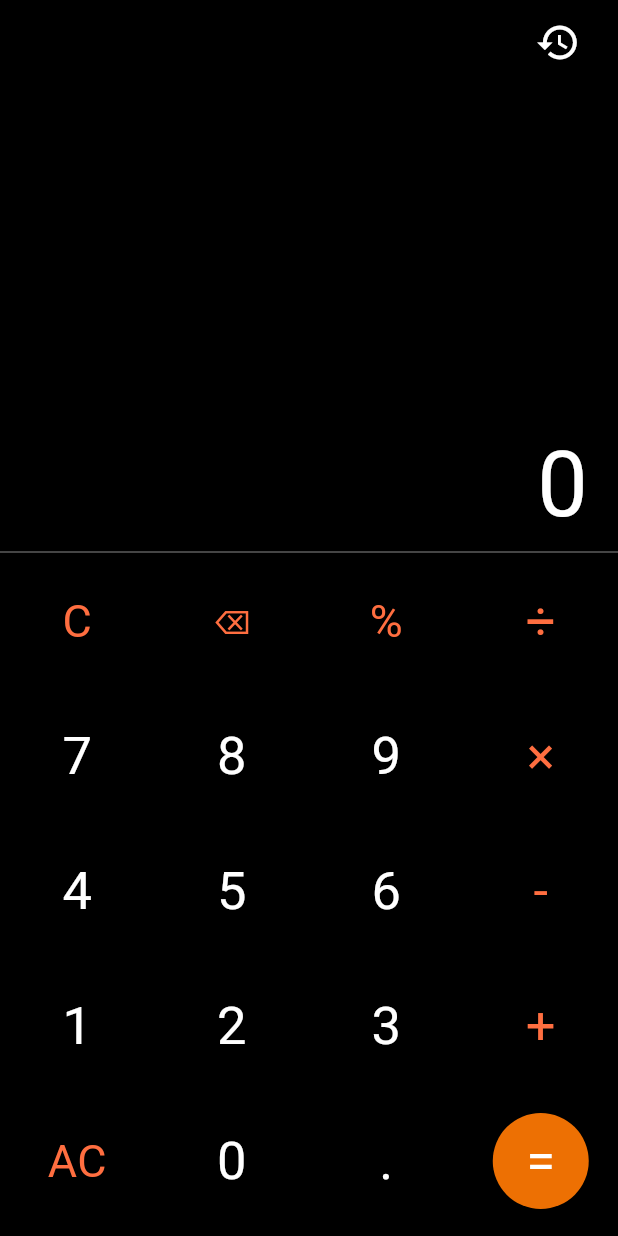
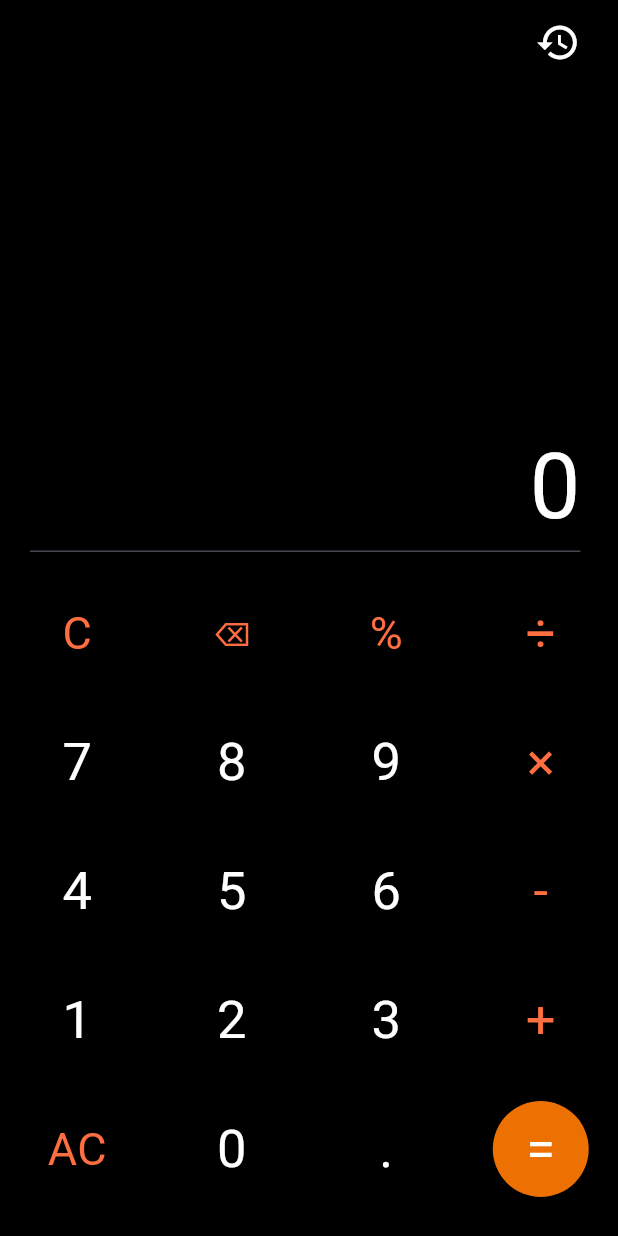
Before and after one commit to FahadAhmed08/Calculator_app, a Flutter app: the screen it shows after launch, on a phone screen of 412 x 824 dp. Run offline on Flutter 3.47's test engine with Material 3 defaults, Android fonts, the phone set to English and light mode, and no system bars; our stand-ins replace math_expressions, shared_preferences.

Commit message:
CalcuLator App Of Fahad

```diff
--- a/lib/screens/calculator_screen.dart
+++ b/lib/screens/calculator_screen.dart
@@ -5,12 +5,26 @@ import 'package:calculator_3/widgets/button.dart';
 import 'package:flutter/material.dart';
 import 'package:provider/provider.dart';
 
-class CalculatorScreen extends StatelessWidget {
+class CalculatorScreen extends StatefulWidget {
   const CalculatorScreen({super.key});
+
+  @override
+  _CalculatorScreenState createState() => _CalculatorScreenState();
+}
+
+class _CalculatorScreenState extends State<CalculatorScreen> {
+  bool isCalculatorHidden = false;
+
+  void _toggleCalculator(bool hide) {
+    setState(() {
+      isCalculatorHidden = hide;
+    });
+  }
 
   @override
   Widget build(BuildContext context) {
     final calculatorProvider = Provider.of<CalculatorProvider>(context);
+    final historyProvider = Provider.of<HistoryProvider>(context);
     final screenWidth = MediaQuery.of(context).size.width;
     final isSmallScreen = screenWidth < 400;
 
@@ -40,80 +54,78 @@ class CalculatorScreen extends StatelessWidget {
         ),
       ),
       backgroundColor: Colors.black,
-      body: Column(
-        crossAxisAlignment: CrossAxisAlignment.end,
+      body: GestureDetector(
+        behavior: HitTestBehavior.translucent, // Ensure all areas detect touch
+        onVerticalDragUpdate: (details) {
+          if (details.primaryDelta! > 10) {
+            _toggleCalculator(true);
+          } else if (details.primaryDelta! < -10) {
+            _toggleCalculator(false);
+          }
+        },
+        child: Column(
           children: [
-          if (calculatorProvider.history.isNotEmpty)
             Expanded(
               flex: 2,
               child: Padding(
-                padding: const EdgeInsets.only(right: 20),
-                child: ListView.builder(
+                padding: const EdgeInsets.only(right: 10),
+                child: Column(
+                  crossAxisAlignment: CrossAxisAlignment.end,
+                  children: [
+                    Expanded(
+                      child: ListView(
                         reverse: true,
-                  itemCount: calculatorProvider.history.length,
-                  itemBuilder: (context, index) {
-                    final item = calculatorProvider.history[index];
-                    return ListTile(
-                      contentPadding: const EdgeInsets.all(0.0),
-                      title: Column(
-                        mainAxisAlignment: MainAxisAlignment.end,
+                        children: calculatorProvider.history.reversed
+                            .map(
+                              (item) => Padding(
+                                padding: const EdgeInsets.only(
+                                    right: 15, bottom: 15),
+                                child: Column(
                                   crossAxisAlignment: CrossAxisAlignment.end,
                                   children: [
                                     Text(
                                       item['expression']!,
                                       style: TextStyle(
                                           color: Colors.white,
-                              fontSize: isSmallScreen ? 18 : 22,
+                                          fontSize: isSmallScreen ? 18 : 22),
+                                    ),
+                                    Text(
+                                      '=${item['result']!}',
+                                      style: TextStyle(
+                                          color: Colors.white,
+                                          fontSize: isSmallScreen ? 18 : 22),
+                                    ),
+                                    const SizedBox(height: 5),
+                                  ],
                                 ),
                               ),
-                          Text(
-                            '=${item['result']}',
-                            style: TextStyle(
-                              color: Colors.white,
-                              fontSize: isSmallScreen ? 18 : 22,
+                            )
+                            .toList(),
                       ),
                     ),
-                        ],
-                      ),
-                    );
-                  },
-                ),
-              ),
-            ),
-          Expanded(
-            flex: 5,
+                    const SizedBox(height: 20),
+                    Padding(
+                      padding: const EdgeInsets.only(right: 15),
                       child: Column(
-              mainAxisAlignment: MainAxisAlignment.end,
-              crossAxisAlignment: CrossAxisAlignment.end,
-              children: [
-                Column(
-                  // mainAxisAlignment: MainAxisAlignment.end,
                         crossAxisAlignment: CrossAxisAlignment.end,
                         children: [
                           if (calculatorProvider.expression.isNotEmpty)
                             Padding(
-                        padding: const EdgeInsets.only(
-                          right: 20,
-                        ),
+                              padding: const EdgeInsets.only(bottom: 5),
                               child: Text(
                                 calculatorProvider.expression,
                                 style: TextStyle(
                                   fontSize: calculatorProvider.isResultFinalized
                                       ? 30
-                                : calculatorProvider.expression.length <= 40
+                                      : calculatorProvider.expression.length <=
+                                              40
                                           ? (isSmallScreen ? 35 : 50)
                                           : (isSmallScreen ? 25 : 30),
                                   color: Colors.white,
-                            fontWeight: FontWeight.normal,
                                 ),
                               ),
                             ),
-                    Padding(
-                      padding: const EdgeInsets.only(
-                        // bottom: 5,
-                        right: 20.0,
-                      ),
-                      child: Text(
+                          Text(
                             calculatorProvider.expression.isEmpty
                                 ? '0'
                                 : "=${calculatorProvider.result}",
@@ -124,30 +136,122 @@ class CalculatorScreen extends StatelessWidget {
                                       ? (isSmallScreen ? 40 : 50)
                                       : (isSmallScreen ? 30 : 35),
                               color: Colors.white,
-                          fontWeight: FontWeight.normal,
-                        ),
                             ),
                           ),
                         ],
                       ),
-                const Padding(
-                  padding: EdgeInsets.only(top: 0.0),
-                  child:
-                      Divider(height: 2, thickness: 0, color: Colors.white54),
                     ),
-                for (var row in _buildButtonRows(calculatorProvider,
-                    Provider.of<HistoryProvider>(context), isSmallScreen))
+                    const Divider(height: 0, endIndent: 15, indent: 20),
+                  ],
+                ),
+              ),
+            ),
+            AnimatedContainer(
+              duration: const Duration(milliseconds: 300),
+              curve: Curves.easeInOut,
+              height: isCalculatorHidden ? 0 : 456,
+              child: Column(
+                mainAxisAlignment: MainAxisAlignment.end,
+                children: [
+                  for (var row in _buildButtonRows(
+                      calculatorProvider, historyProvider, isSmallScreen))
                     SizedBox(
-                    height: 90,
+                      height: 86,
                       child: Row(
                         mainAxisAlignment: MainAxisAlignment.center,
                         children: row,
                       ),
                     ),
-                const SizedBox(
-                  height: 5,
-                )
+                  const SizedBox(height: 15),
                 ],
+              ),
+            ),
+          ],
+        ),
+      ),
+    );
+  }
+}
+
+class _HistoryItem extends StatelessWidget {
+  final String expression;
+  final String result;
+  final bool isSmallScreen;
+
+  const _HistoryItem({
+    required this.expression,
+    required this.result,
+    required this.isSmallScreen,
+  });
+
+  @override
+  Widget build(BuildContext context) {
+    return Padding(
+      padding: const EdgeInsets.only(right: 15, bottom: 15),
+      child: Column(
+        crossAxisAlignment: CrossAxisAlignment.end,
+        children: [
+          Text(
+            expression,
+            style: TextStyle(
+                color: Colors.white, fontSize: isSmallScreen ? 18 : 22),
+          ),
+          Text(
+            '=$result',
+            style: TextStyle(
+                color: Colors.white, fontSize: isSmallScreen ? 18 : 22),
+          ),
+          const SizedBox(height: 5),
+        ],
+      ),
+    );
+  }
+}
+
+class _ExpressionDisplay extends StatelessWidget {
+  final String expression;
+  final String result;
+  final bool isResultFinalized;
+  final bool isSmallScreen;
+
+  const _ExpressionDisplay({
+    required this.expression,
+    required this.result,
+    required this.isResultFinalized,
+    required this.isSmallScreen,
+  });
+
+  @override
+  Widget build(BuildContext context) {
+    return Padding(
+      padding: const EdgeInsets.only(right: 15),
+      child: Column(
+        crossAxisAlignment: CrossAxisAlignment.end,
+        children: [
+          if (expression.isNotEmpty)
+            Padding(
+              padding: const EdgeInsets.only(bottom: 5),
+              child: Text(
+                expression,
+                style: TextStyle(
+                  fontSize: isResultFinalized
+                      ? 30
+                      : expression.length <= 40
+                          ? (isSmallScreen ? 35 : 50)
+                          : (isSmallScreen ? 25 : 30),
+                  color: Colors.white,
+                ),
+              ),
+            ),
+          Text(
+            expression.isEmpty ? '0' : "=$result",
+            style: TextStyle(
+              fontSize: expression.isEmpty
+                  ? (isSmallScreen ? 50 : 60)
+                  : isResultFinalized
+                      ? (isSmallScreen ? 40 : 50)
+                      : (isSmallScreen ? 30 : 35),
+              color: Colors.white,
             ),
           ),
         ],
--- a/lib/screens/history_screen.dart
+++ b/lib/screens/history_screen.dart
@@ -102,7 +102,7 @@ class HistoryScreen extends StatelessWidget {
               color: Colors.white54,
               thickness: 0,
               height: 10,
-              indent: 5,
+              indent: 10,
               endIndent: 5,
             ),
             const SizedBox(
--- a/lib/widgets/button.dart
+++ b/lib/widgets/button.dart
@@ -1,72 +1,12 @@
-// import 'package:flutter/material.dart';
-
-// class CalculatorButton extends StatelessWidget {
-//   final String label;
-//   final VoidCallback onPressed;
-//   final bool isCircle;
-//   final Color? textColor; // Optional property for text color
-//   final double textSize; // Required property for text size
-//   final FontWeight fontWeight; // Optional property for font weight
-
-//   const CalculatorButton({
-//     Key? key,
-//     required this.label,
-//     required this.onPressed,
-//     this.isCircle = false,
-//     this.textColor,
-//     required this.textSize,
-//     this.fontWeight = FontWeight.w400, // Default value
-//   }) : super(key: key);
-
-//   @override
-//   Widget build(BuildContext context) {
-//     return Expanded(
-//       child: isCircle
-//           ? ElevatedButton(
-//               style: ElevatedButton.styleFrom(
-//                   shape: const CircleBorder(side: BorderSide(width: 130)),
-//                   padding: const EdgeInsets.all(3),
-//                   backgroundColor: Colors.orangeAccent),
-//               onPressed: onPressed,
-//               child: Text(
-//                 label,
-//                 style: TextStyle(
-//                   fontSize: textSize,
-//                   fontWeight: fontWeight, // Use provided or default fontWeight
-//                   color: textColor ?? Colors.white,
-//                 ),
-//               ),
-//             )
-//           : InkWell(
-//               onTap: onPressed,
-//               borderRadius: BorderRadius.circular(75),
-//               splashColor: Colors.white30,
-//               radius: 75,
-//               child: Center(
-//                 child: Text(
-//                   label,
-//                   style: TextStyle(
-//                     fontSize: textSize, // Use the required textSize
-//                     fontWeight:
-//                         fontWeight, // Use provided or default fontWeight
-//                     color: textColor ??
-//                         Colors.white, // Use custom or default color
-//                   ),
-//                 ),
-//               ),
-//             ),
-//     );
-//   }
-// }
 import 'package:flutter/material.dart';
 
 class CalculatorButton extends StatelessWidget {
   final String label;
   final VoidCallback onPressed;
   final bool isCircle;
-  final Color? textColor; // Optional property for text color
-  final double textSize; // Required property for text size
-  final FontWeight fontWeight; // Optional property for font weight
+  final Color? textColor;
+  final double textSize;
+  final FontWeight fontWeight;
 
   const CalculatorButton({
     Key? key,
@@ -75,7 +15,7 @@ class CalculatorButton extends StatelessWidget {
     this.isCircle = false,
     this.textColor,
     required this.textSize,
-    this.fontWeight = FontWeight.w400, // Default value
+    this.fontWeight = FontWeight.w400,
   }) : super(key: key);
 
   @override
@@ -101,11 +41,11 @@ class CalculatorButton extends StatelessWidget {
               onTap: onPressed,
               child: Container(
                 decoration: BoxDecoration(
-                  borderRadius: BorderRadius.circular(75),
+                  borderRadius: BorderRadius.circular(40),
                   color: Colors.transparent,
                 ),
                 alignment: Alignment.center,
-                padding: const EdgeInsets.all(10),
+                padding: const EdgeInsets.all(5),
                 child: Text(
                   label,
                   style: TextStyle(
```
Lines whose indentation alone changed are shown as unchanged.
